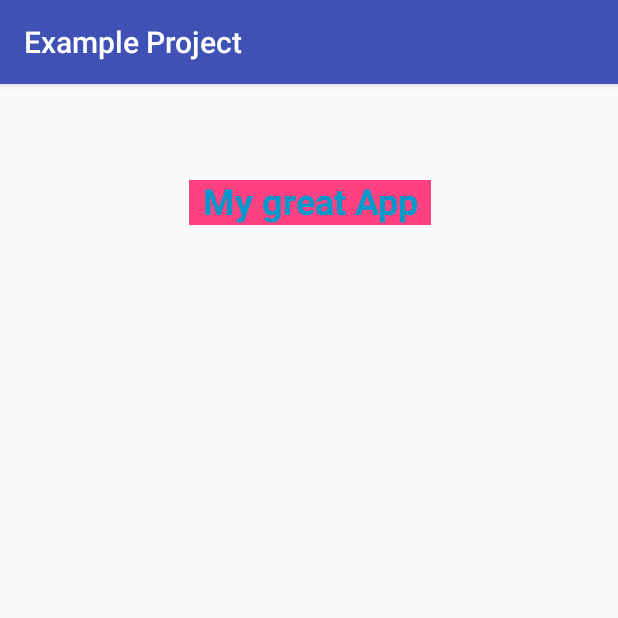
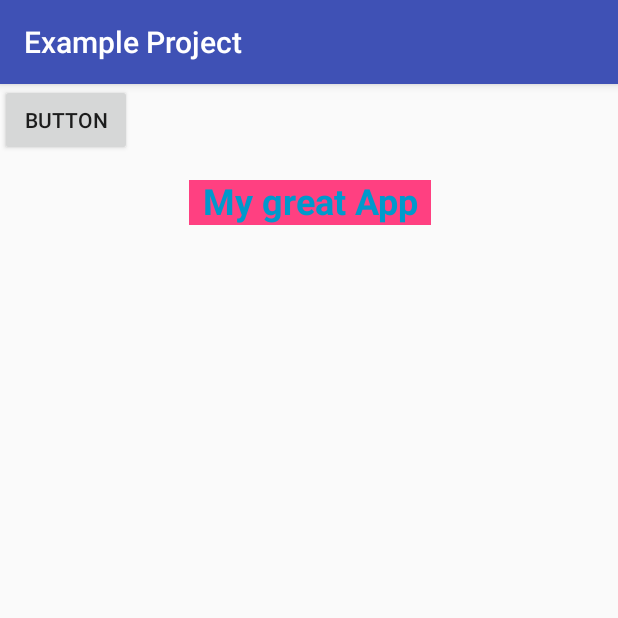
Before and after one commit to anderson-ca/ExampleApp, an Android app: the screen it shows after launch (MainActivity), on a phone screen of 412 x 824 dp, the top half of it. Run offline under Robolectric (Android 15) with nearby library versions, the phone set to English and light mode, and no system bars.

Commit message:
add button to main view

```diff
--- a/app/src/main/java/com/myappcompany/rob/exampleproject/MainActivity.java
+++ b/app/src/main/java/com/myappcompany/rob/exampleproject/MainActivity.java
@@ -2,8 +2,14 @@ package com.myappcompany.rob.exampleproject;
 
 import android.support.v7.app.AppCompatActivity;
 import android.os.Bundle;
+import android.util.Log;
+import android.view.View;
 
 public class MainActivity extends AppCompatActivity {
+
+    public void clickFunction(View view) {
+        Log.i("Info", "Button pressed!");
+    }
 
     @Override
     protected void onCreate(Bundle savedInstanceState) {
--- a/app/src/main/res/layout/activity_main.xml
+++ b/app/src/main/res/layout/activity_main.xml
@@ -25,4 +25,13 @@
         app:layout_constraintHorizontal_bias="0.502"
         app:layout_constraintStart_toStartOf="parent"
         app:layout_constraintTop_toTopOf="parent" />
+
+    <Button
+        android:id="@+id/button"
+        android:layout_width="wrap_content"
+        android:layout_height="wrap_content"
+        android:onClick="clickFunction"
+        android:text="Button"
+        tools:layout_editor_absoluteX="147dp"
+        tools:layout_editor_absoluteY="168dp" />
 </android.support.constraint.ConstraintLayout>
```
